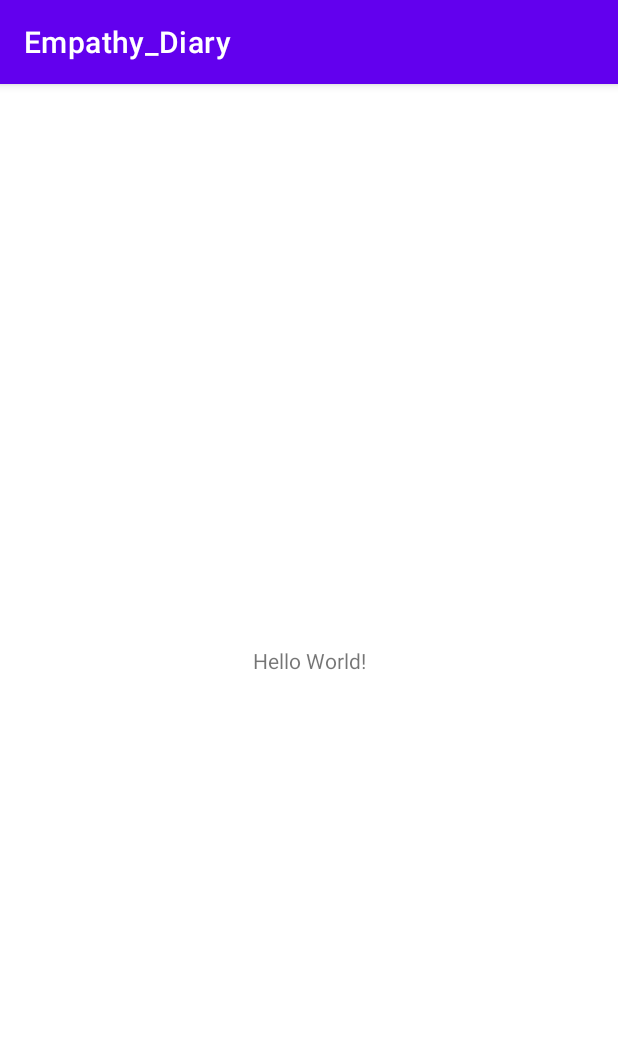
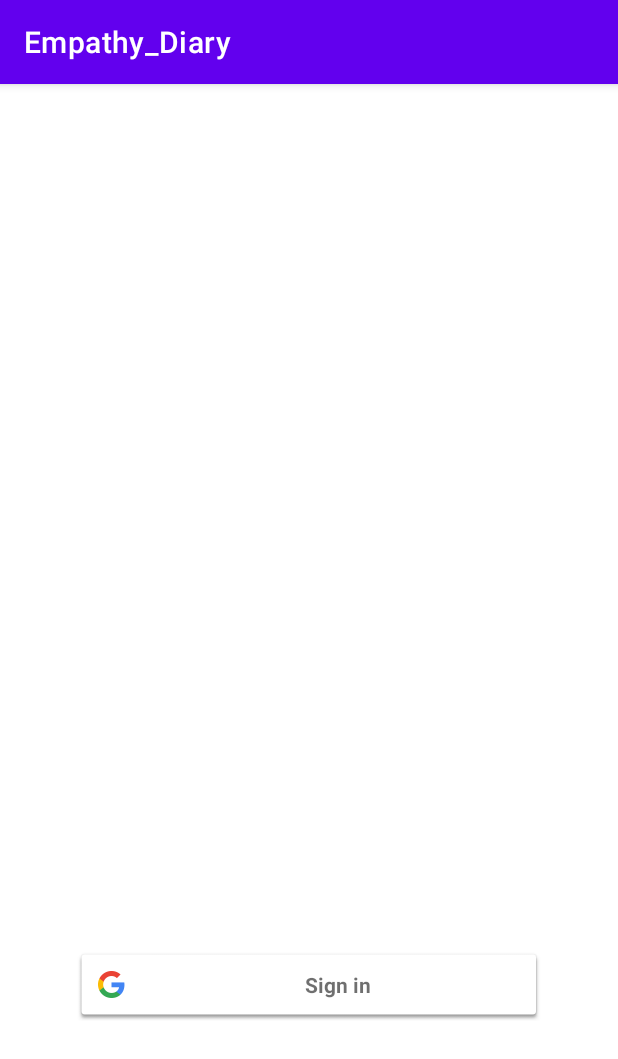
Before and after one commit to woowonjin/MadCamp_Week3, an Android app: the screen it shows after launch (MainActivity before the commit, GoogleLoginActivity after it), on a phone screen of 412 x 824 dp. Shown: the top 1059 px of the screen. Run offline under Robolectric (Android 15) with nearby library versions, the phone set to English and light mode, and no system bars; our stand-ins replace Firebase (no records; nobody signed in at launch, a user with empty details on screens opened directly).

Commit message:
Google Login Complete #2

```diff
--- /dev/null
+++ b/Empathy_Diary/app/src/main/java/com/example/empathy_diary/ApiService.kt
@@ -0,0 +1,12 @@
+package com.example.empathy_diary
+
+import retrofit2.Call
+import retrofit2.http.Body
+import retrofit2.http.GET
+import retrofit2.http.POST
+import retrofit2.http.Query
+
+interface ApiService {
+    @POST("/login/")
+    fun login(@Body user : User): Call<String>
+}
--- /dev/null
+++ b/Empathy_Diary/app/src/main/java/com/example/empathy_diary/GoogleLoginActivity.kt
@@ -0,0 +1,121 @@
+package com.example.empathy_diary
+
+import android.content.Intent
+import android.os.Bundle
+import android.util.Log
+import android.view.View
+import androidx.appcompat.app.AppCompatActivity
+import com.google.android.gms.auth.api.signin.GoogleSignIn
+import com.google.android.gms.auth.api.signin.GoogleSignInAccount
+import com.google.android.gms.auth.api.signin.GoogleSignInClient
+import com.google.android.gms.auth.api.signin.GoogleSignInOptions
+import com.google.android.gms.common.SignInButton
+import com.google.android.gms.common.api.ApiException
+import com.google.firebase.FirebaseApp
+import com.google.firebase.auth.FirebaseAuth
+import com.google.firebase.auth.GoogleAuthProvider
+import com.google.firebase.auth.ktx.auth
+import com.google.firebase.ktx.Firebase
+import retrofit2.Call
+import retrofit2.Callback
+import retrofit2.Response
+import retrofit2.Retrofit
+
+
+class GoogleLoginActivity : AppCompatActivity(){
+    //Google Login
+    private var mAuth: FirebaseAuth? = null
+    private var googleSignInClient : GoogleSignInClient? = null
+    private val RC_STIGN_IN = 9001
+
+    //retrofit
+    private var retrofitClient = RetrofitClient()
+
+    override fun onCreate(savedInstanceState: Bundle?) {
+        super.onCreate(savedInstanceState)
+        FirebaseApp.initializeApp(this);
+        setContentView(R.layout.activity_login)
+        val gso = GoogleSignInOptions.Builder(GoogleSignInOptions.DEFAULT_SIGN_IN)
+            .requestIdToken("442686102202-f37u9glbti9btdranin453kovcqq02dm.apps.googleusercontent.com")
+            .requestEmail()
+            .build()
+
+        googleSignInClient = GoogleSignIn.getClient(this, gso)
+
+        mAuth = Firebase.auth
+
+
+        if (mAuth!!.currentUser != null) {
+            val intent = Intent(application, MainActivity::class.java)
+            startActivity(intent)
+            finish()
+        }
+
+        val googleBtn = findViewById<SignInButton>(R.id.btn_googleSignIn)
+            .setOnClickListener(View.OnClickListener {
+                //func
+                Log.d("Click", "Click!!")
+                signIn();
+            })
+    }
+
+    public override fun onActivityResult(requestCode: Int, resultCode: Int, data: Intent?) {
+        super.onActivityResult(requestCode, resultCode, data)
+
+        if(requestCode == RC_STIGN_IN){
+            val task = GoogleSignIn.getSignedInAccountFromIntent(data)
+            try{
+                val account = task.getResult(ApiException::class.java)
+                firebaseAuthWithGoogle(account!!)
+            }catch (e: ApiException){
+                Log.e("LoginActivity", "Google sign in failed", e)
+            }
+        }
+    }
+
+    private fun signIn(){
+        val signInIntent = googleSignInClient!!.signInIntent
+        startActivityForResult(signInIntent, RC_STIGN_IN)
+    }
+
+    private fun firebaseAuthWithGoogle(acct: GoogleSignInAccount){
+        Log.d("LoginActivity", "firebaseAuthWithGoogle:" + acct.id!!)
+        val credential = GoogleAuthProvider.getCredential(acct.idToken, null)
+        mAuth!!.signInWithCredential(credential)
+            .addOnCompleteListener(this) { task ->
+                if (task.isSuccessful) {
+                    Log.w("LoginActivity", "firebaseAuthWithGoogle 성공", task.exception)
+                    var name = mAuth!!.currentUser!!.displayName
+                    if(name == null){
+                        name = "No name"
+                    }
+                    val uid = mAuth!!.currentUser!!.uid.toString()
+                    val user : User = User(uid, name)
+                    val call = retrofitClient.apiService.login(user)
+                    call!!.enqueue(object: Callback<String>{
+                        override fun onFailure(call: Call<String>, t: Throwable) {
+                            Log.d("Failure", "Server Login Fail")
+                        }
+
+                        override fun onResponse(call: Call<String>, response: Response<String>) {
+                            if(response.isSuccessful){
+                                Log.d("Success", "Server Login Success")
+                                toMainActivity()
+                            }
+                        }
+
+                    }
+                    )
+                } else {
+                    Log.w("LoginActivity", "firebaseAuthWithGoogle 실패", task.exception)
+                }
+            }
+    }
+
+    fun toMainActivity(){
+        val intent = Intent(this, MainActivity::class.java)
+        startActivity(intent)
+        finish()
+
+    }
+}
--- /dev/null
+++ b/Empathy_Diary/app/src/main/java/com/example/empathy_diary/RetrofitClient.kt
@@ -0,0 +1,19 @@
+package com.example.empathy_diary
+
+import com.google.gson.GsonBuilder
+import retrofit2.Retrofit
+import retrofit2.converter.gson.GsonConverterFactory
+
+public class RetrofitClient {
+    private var instance: Retrofit? = null
+    private val gson = GsonBuilder().setLenient().create()
+    //서버 주소
+    private val BASE_URL = "https://ec636e9eb375.ngrok.io"
+
+    val retrofit = Retrofit.Builder()
+        .baseUrl(BASE_URL)
+        .addConverterFactory(GsonConverterFactory.create())
+        .build();
+
+    public val apiService = retrofit.create(ApiService::class.java)
+}
--- /dev/null
+++ b/Empathy_Diary/app/src/main/res/layout/activity_login.xml
@@ -0,0 +1,30 @@
+<?xml version="1.0" encoding="utf-8"?>
+<androidx.constraintlayout.widget.ConstraintLayout
+    xmlns:android="http://schemas.android.com/apk/res/android" android:layout_width="match_parent"
+    android:layout_height="match_parent">
+    <LinearLayout
+        android:layout_width="match_parent"
+        android:layout_height="match_parent"
+        android:orientation="vertical">
+        <LinearLayout
+            android:layout_width="match_parent"
+            android:layout_height="0dp"
+            android:layout_weight="3">
+
+        </LinearLayout>
+        <LinearLayout
+            android:layout_width="match_parent"
+            android:layout_height="0dp"
+            android:layout_weight="1">
+
+            <com.google.android.gms.common.SignInButton
+                android:id="@+id/btn_googleSignIn"
+                android:layout_width="match_parent"
+                android:layout_height="wrap_content"
+                android:layout_marginRight="50dp"
+                android:layout_marginLeft="50dp"
+                android:layout_marginBottom="10dp">
+            </com.google.android.gms.common.SignInButton>
+        </LinearLayout>
+    </LinearLayout>
+</androidx.constraintlayout.widget.ConstraintLayout>
--- a/Empathy_Diary/app/src/main/res/layout/activity_main.xml
+++ b/Empathy_Diary/app/src/main/res/layout/activity_main.xml
@@ -15,4 +15,10 @@
         app:layout_constraintRight_toRightOf="parent"
         app:layout_constraintTop_toTopOf="parent" />
 
+    <Button
+        android:id="@+id/logout"
+        android:layout_width="match_parent"
+        android:layout_height="wrap_content"
+        android:text="LOGOUT"/>
+
 </androidx.constraintlayout.widget.ConstraintLayout>
--- a/Empathy_Diary/build.gradle
+++ b/Empathy_Diary/build.gradle
@@ -8,7 +8,7 @@ buildscript {
     dependencies {
         classpath "com.android.tools.build:gradle:4.1.1"
         classpath "org.jetbrains.kotlin:kotlin-gradle-plugin:$kotlin_version"
-
+        classpath 'com.google.gms:google-services:4.3.4'
         // NOTE: Do not place your application dependencies here; they belong
         // in the individual module build.gradle files
     }
```
Also changed, not shown: Empathy_Diary/app/build.gradle (+14 -1 lines), Empathy_Diary/app/src/main/AndroidManifest.xml (+10 -0 lines), Empathy_Diary/app/src/main/java/com/example/empathy_diary/MainActivity.kt (+28 -0 lines), Empathy_Diary/app/src/main/java/com/example/empathy_diary/User.kt (added, +7 -0 lines), 9 other files.
